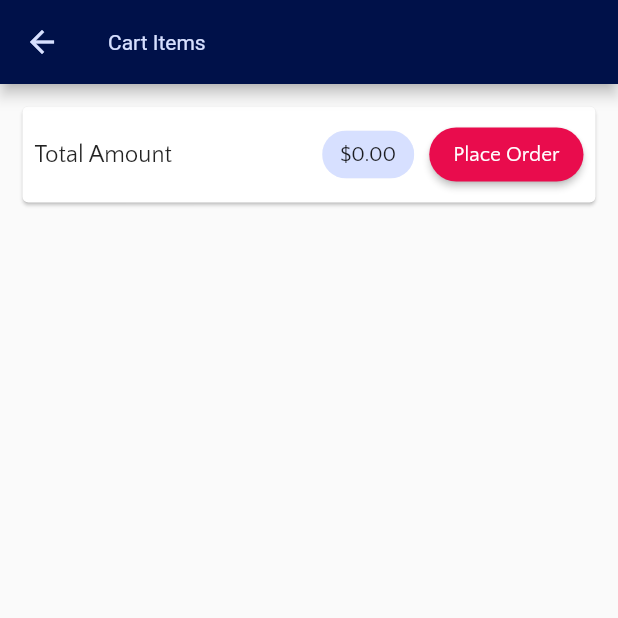
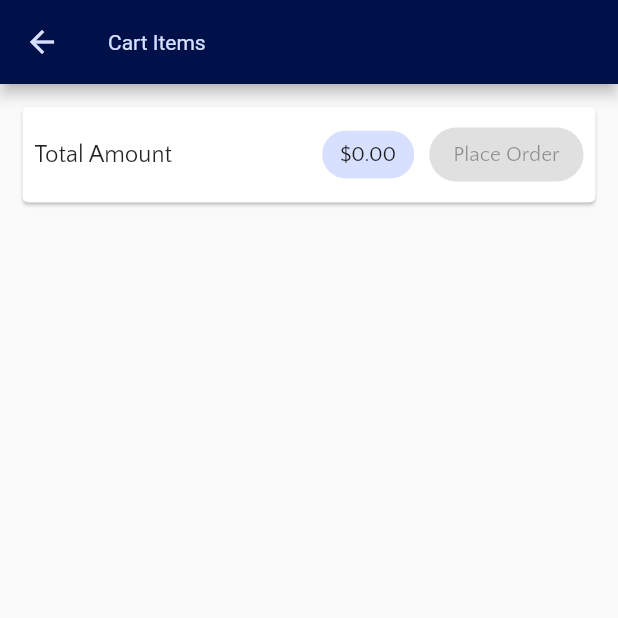
Before and after one commit to mazid234/E-commerce-Application, a Flutter app: the CartScreen screen opened by its route, on a phone screen of 412 x 824 dp, the top half of it. Run offline on Flutter 3.47's test engine with Material 2 defaults, Android fonts, the light colour scheme and no system bars; our stand-ins replace flutter_rating_bar, fluttertoast, rflutter_alert, step_progress_indicator; missing offline and left inert: android_intent_plus, external_app_launcher; network calls fail.

Commit message:
new changes

```diff
--- /dev/null
+++ b/lib/model/http_exception.dart
@@ -0,0 +1,12 @@
+class HttpException implements Exception {
+  final String message;
+
+  HttpException(this.message);
+
+  @override
+  String toString() {
+    // TODO: implement toString
+    return message;
+    // return super.toString(); // Instance of HttpException
+  }
+}
--- a/lib/screens/cart_screen.dart
+++ b/lib/screens/cart_screen.dart
@@ -4,6 +4,7 @@ import 'package:flutter_application_007/providers/cart.dart' show Cart;
 import 'package:flutter_application_007/providers/orders.dart';
 import 'package:flutter_application_007/widgets/cart_item.dart';
 import 'package:provider/provider.dart';
+import 'package:step_progress_indicator/step_progress_indicator.dart';
 
 class CartScreen extends StatelessWidget {
   // static const routeName = '/cart';
@@ -12,42 +13,39 @@ class CartScreen extends StatelessWidget {
     return Consumer<Cart>(
       builder: (context, cart, child) => Scaffold(
         appBar: AppBar(
-          title: Text("Cart Items"),
+          title: const Text("Cart Items"),
         ),
         body: Column(children: [
           // SizedBox(
           //   height: 60,
           // ),
           Card(
-            margin: EdgeInsets.all(15),
+            margin: const EdgeInsets.all(15),
             child: Padding(
               padding: const EdgeInsets.all(8.0),
               child: Row(
                 mainAxisAlignment: MainAxisAlignment.spaceBetween,
                 children: [
-                  Text(
+                  const Text(
                     "Total Amount",
                     style: TextStyle(
                       fontSize: 16,
                     ),
                   ),
-                  Spacer(),
+                  const Spacer(),
                   Chip(
                     label: Text(
                       "\$${cart.totalAmount?.toStringAsFixed(2)}",
                     ),
                     backgroundColor: colorPrimarylight,
                   ),
-                  SizedBox(
+                  const SizedBox(
                     width: 10,
                   ),
-                  ElevatedButton(
-                      onPressed: () {
-                        Provider.of<Orders>(context, listen: false).addOrder(
-                            cart.items.values.toList(), cart.totalAmount ?? 0);
-                        cart.clear();
-                      },
-                      child: Text('Place Order'))
+                  //when we point onpressed to null it automatically disable
+                  OrderButton(
+                    cart: cart,
+                  )
                 ],
               ),
             ),
@@ -74,3 +72,52 @@ class CartScreen extends StatelessWidget {
     );
   }
 }
+
+class OrderButton extends StatefulWidget {
+  const OrderButton({
+    Key? key,
+    required this.cart,
+  }) : super(key: key);
+  final Cart cart;
+
+  @override
+  State<OrderButton> createState() => _OrderButtonState();
+}
+
+class _OrderButtonState extends State<OrderButton> {
+  var _isLoading = false;
+  @override
+  Widget build(BuildContext context) {
+    return _isLoading
+        ? CircularStepProgressIndicator(
+            circularDirection: CircularDirection.clockwise,
+            totalSteps: 100,
+            currentStep: 50,
+            // startingAngle: 0,
+            stepSize: 5,
+            selectedColor: Colors.greenAccent,
+            unselectedColor: Colors.grey[200],
+            padding: 0,
+            width: 30,
+            height: 30,
+            selectedStepSize: 5,
+            roundedCap: (_, __) => true,
+          )
+        : ElevatedButton(
+            onPressed: (widget.cart.totalAmount! <= 0 || _isLoading)
+                ? null
+                : () async {
+                    setState(() {
+                      _isLoading = true;
+                    });
+                    await Provider.of<Orders>(context, listen: false).addOrder(
+                        widget.cart.items.values.toList(),
+                        widget.cart.totalAmount ?? 0);
+                    setState(() {
+                      _isLoading = false;
+                    });
+                    widget.cart.clear();
+                  },
+            child: const Text('Place Order'));
+  }
+}
--- a/lib/screens/orders_screen.dart
+++ b/lib/screens/orders_screen.dart
@@ -27,7 +27,8 @@ class OrdersScreen extends StatelessWidget {
           //     },
           //     child: Icon(Icons.arrow_back)),
         ),
-        body: Column(
+        body: SingleChildScrollView(
+          child: Column(
             children: [
               // SizedBox(
               //   height: 60,
@@ -43,6 +44,7 @@ class OrdersScreen extends StatelessWidget {
                 },
               ),
             ],
+          ),
         ));
   }
 }
--- a/lib/screens/product_detail_screen.dart
+++ b/lib/screens/product_detail_screen.dart
@@ -18,11 +18,11 @@ class ProductDetailScreen extends StatelessWidget {
         child: Column(
           children: [
             Container(
-              height: 300,
+              height: 400,
               width: double.infinity,
               child: Image.network(
                 loadedProducts.imageUrl,
-                fit: BoxFit.cover,
+                fit: BoxFit.fitWidth,
               ),
             ),
             SizedBox(
--- a/lib/widgets/product_item.dart
+++ b/lib/widgets/product_item.dart
@@ -2,6 +2,7 @@ import 'package:flutter/material.dart';
 import 'package:flutter_application_007/constants/constants.dart';
 import 'package:flutter_application_007/providers/cart.dart';
 import 'package:flutter_application_007/providers/product.dart';
+import 'package:flutter_application_007/providers/products.dart';
 import 'package:flutter_application_007/screens/product_detail_screen.dart';
 import 'package:fluttertoast/fluttertoast.dart';
 import 'package:provider/provider.dart';
--- a/pubspec.yaml
+++ b/pubspec.yaml
@@ -43,6 +43,7 @@ dependencies:
   flutter_rating_bar: ^4.0.1
   rflutter_alert: ^2.0.4
   http: ^0.13.5
+  step_progress_indicator: ^1.0.2
 dev_dependencies:
   flutter_test:
     sdk: flutter
```
Also changed, not shown: lib/providers/orders.dart (+22 -2 lines), lib/providers/product.dart (+20 -1 lines), lib/providers/products.dart (+29 -5 lines), lib/screens/edit_product_screen.dart (+5 -2 lines), lib/screens/user_products_screen.dart (+11 -2 lines), lib/widgets/order_item.dart (+13 -5 lines), lib/widgets/user_product_item.dart (+22 -6 lines), pubspec.lock. Lines whose indentation alone changed are shown as unchanged.
